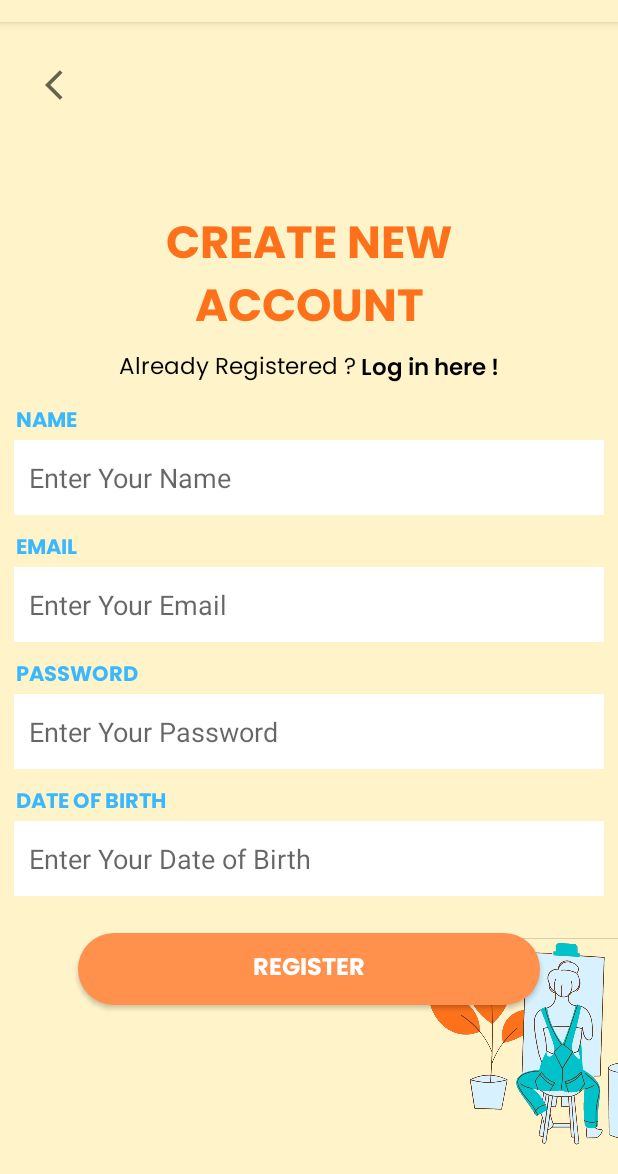
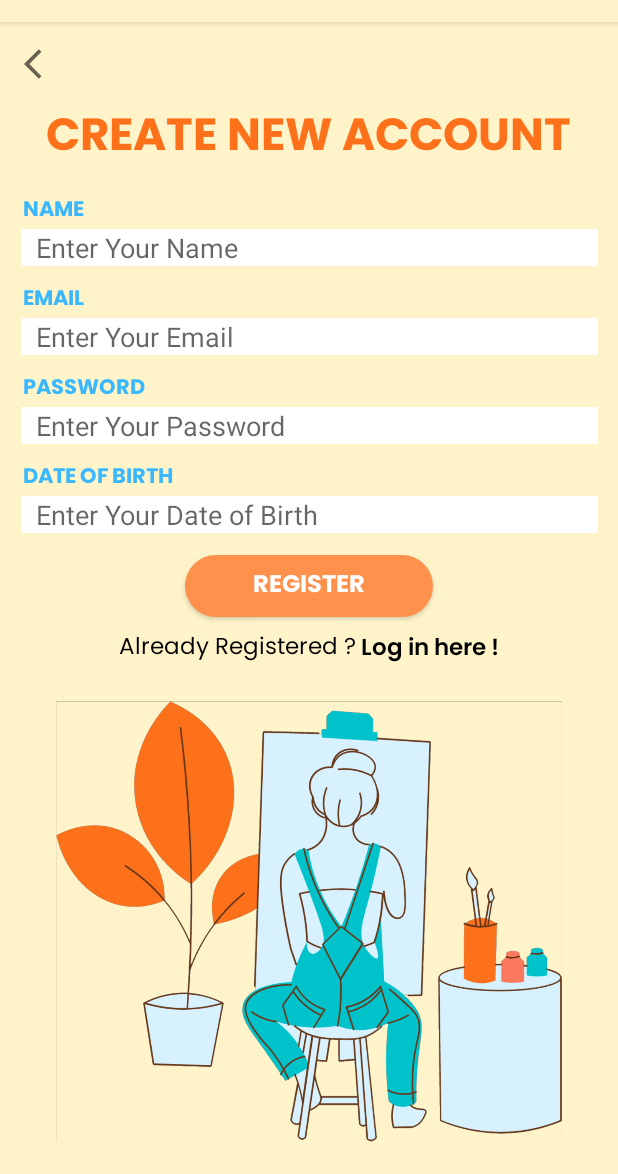
Before and after one commit to whitecrayonn/Zorinaloginregister, an Android app: the RegisterActivity screen opened directly, with no data from a screen before it, on a phone screen of 412 x 824 dp, the part 62-1236 px from its top. Run offline under Robolectric (Android 15) with nearby library versions, the phone set to English and light mode, and no system bars.

Commit message:
Revisi Layout Welcome page, Login page, Register page

```diff
--- a/app/src/main/res/layout/activity_register.xml
+++ b/app/src/main/res/layout/activity_register.xml
@@ -1,21 +1,22 @@
 <?xml version="1.0" encoding="utf-8"?>
-<RelativeLayout xmlns:android="http://schemas.android.com/apk/res/android"
+<androidx.constraintlayout.widget.ConstraintLayout xmlns:android="http://schemas.android.com/apk/res/android"
     xmlns:app="http://schemas.android.com/apk/res-auto"
     xmlns:tools="http://schemas.android.com/tools"
     android:layout_width="match_parent"
     android:layout_height="match_parent"
-    tools:context=".RegisterActivity"
     android:background="@color/primaryColor"
-    >
+    tools:context=".RegisterActivity">
 
     <ImageView
         android:id="@+id/back"
         android:layout_width="wrap_content"
         android:layout_height="wrap_content"
-        android:layout_marginLeft="30dp"
-        android:layout_marginTop="30dp"
+        android:layout_marginStart="16dp"
+        android:layout_marginTop="16dp"
+        android:onClick="ic_back"
         android:src="@drawable/ic_back"
-        android:onClick="ic_back"/>
+        app:layout_constraintStart_toStartOf="parent"
+        app:layout_constraintTop_toTopOf="parent" />
 
     <TextView
         android:id="@+id/text_header"
@@ -23,49 +24,42 @@
         android:layout_height="wrap_content"
         android:layout_below="@+id/back"
         android:layout_centerHorizontal="true"
-        android:layout_marginLeft="200dp"
-        android:layout_marginTop="70dp"
+        android:layout_marginTop="52dp"
         android:fontFamily="@font/poppinsbold"
         android:text="CREATE NEW ACCOUNT"
         android:textAlignment="center"
         android:textColor="@color/primaryfontLogRegColor"
-        android:textSize="30dp" />
+        android:textSize="30dp"
+        app:layout_constraintEnd_toEndOf="parent"
+        app:layout_constraintHorizontal_bias="0.491"
+        app:layout_constraintStart_toStartOf="parent"
+        app:layout_constraintTop_toTopOf="parent" />
 
-    <LinearLayout
-        android:layout_width="match_parent"
-        android:layout_height="wrap_content"
-        android:orientation="horizontal"
-        android:id="@+id/text_loginhere"
-        android:layout_below="@+id/text_header"
-        android:gravity="center"
-        >
-
-        <TextView
-            android:layout_width="wrap_content"
-            android:layout_height="wrap_content"
-            android:fontFamily="@font/poppinsregular"
-            android:text="Already Registered ?"
-            android:textColor="@color/black"
-            android:textSize="15sp"
-            />
-        <TextView
-            android:layout_width="wrap_content"
-            android:layout_height="wrap_content"
-            android:fontFamily="@font/poppinssemibold"
-            android:text=" Log in here !"
-            android:textColor="@color/black"
-            android:textSize="15sp"
-            />
-
-    </LinearLayout>
+    <ImageView
+        android:layout_width="0dp"
+        android:layout_height="0dp"
+        android:layout_alignParentStart="true"
+        android:layout_alignParentTop="true"
+        android:layout_alignParentEnd="true"
+        android:layout_alignParentBottom="true"
+        android:src="@drawable/womanpainting"
+        app:layout_constraintBottom_toBottomOf="parent"
+        app:layout_constraintDimensionRatio="1:1"
+        app:layout_constraintEnd_toEndOf="parent"
+        app:layout_constraintStart_toStartOf="parent"
+        app:layout_constraintTop_toBottomOf="@+id/text_loginhere" />
 
     <LinearLayout
         android:id="@+id/linearlayout1"
-        android:layout_width="match_parent"
-        android:layout_height="wrap_content"
+        android:layout_width="403dp"
+        android:layout_height="251dp"
         android:layout_below="@id/text_loginhere"
         android:orientation="vertical"
-        android:padding="9dp">
+        android:padding="9dp"
+        app:layout_constraintEnd_toEndOf="parent"
+        app:layout_constraintStart_toStartOf="parent"
+        app:layout_constraintTop_toBottomOf="@+id/text_header">
+
 
         <TextView
             android:layout_width="wrap_content"
@@ -79,7 +73,7 @@
         <EditText
             android:id="@+id/name"
             android:layout_width="match_parent"
-            android:layout_height="50dp"
+            android:layout_height="wrap_content"
             android:background="@drawable/buttonshape2"
             android:backgroundTint="@color/white"
             android:hint="Enter Your Name"
@@ -98,7 +92,7 @@
         <EditText
             android:id="@+id/email"
             android:layout_width="match_parent"
-            android:layout_height="50dp"
+            android:layout_height="wrap_content"
             android:background="@drawable/buttonshape2"
             android:backgroundTint="@color/white"
             android:hint="Enter Your Email"
@@ -117,7 +111,7 @@
         <EditText
             android:id="@+id/password"
             android:layout_width="match_parent"
-            android:layout_height="50dp"
+            android:layout_height="wrap_content"
             android:background="@drawable/buttonshape2"
             android:backgroundTint="@color/white"
             android:hint="Enter Your Password"
@@ -136,40 +130,76 @@
         <EditText
             android:id="@+id/datebirth"
             android:layout_width="match_parent"
-            android:layout_height="50dp"
+            android:layout_height="wrap_content"
             android:background="@drawable/buttonshape2"
             android:backgroundTint="@color/white"
             android:hint="Enter Your Date of Birth"
             android:paddingLeft="10dp" />
+
+    </LinearLayout>
+
+    <LinearLayout
+        android:id="@+id/text_loginhere"
+        android:layout_width="match_parent"
+        android:layout_height="wrap_content"
+        android:layout_below="@+id/text_header"
+        android:layout_marginTop="8dp"
+        android:gravity="center"
+        android:orientation="horizontal"
+        app:layout_constraintEnd_toEndOf="parent"
+        app:layout_constraintHorizontal_bias="0.0"
+        app:layout_constraintStart_toStartOf="parent"
+        app:layout_constraintTop_toBottomOf="@+id/registerbutton">
+
+        <TextView
+            android:layout_width="wrap_content"
+            android:layout_height="wrap_content"
+            android:fontFamily="@font/poppinsregular"
+            android:text="Already Registered ?"
+            android:textColor="@color/black"
+            android:textSize="15sp" />
+
+        <TextView
+            android:layout_width="wrap_content"
+            android:layout_height="wrap_content"
+            android:fontFamily="@font/poppinssemibold"
+            android:text=" Log in here !"
+            android:textColor="@color/black"
+            android:textSize="15sp" />
+
     </LinearLayout>
 
     <Button
         android:id="@+id/registerbutton"
-        android:layout_width="wrap_content"
-        android:layout_height="wrap_content"
+        android:layout_width="0dp"
+        android:layout_height="0dp"
         android:layout_below="@id/linearlayout1"
         android:layout_centerInParent="true"
-        android:layout_marginTop="15dp"
-        android:width="308dp"
+        android:width="0dp"
         android:background="@drawable/buttonshape"
         android:fontFamily="@font/poppinsbold"
         android:text="Register"
         android:textColor="@color/white"
         android:textSize="16dp"
-        />
+        app:layout_constraintDimensionRatio="4:1"
+        app:layout_constraintEnd_toEndOf="@id/guideline2"
+        app:layout_constraintHorizontal_bias="0.495"
+        app:layout_constraintStart_toStartOf="@id/guideline1"
+        app:layout_constraintTop_toBottomOf="@+id/linearlayout1" />
 
-    <ImageView
-        android:layout_width="157dp"
-        android:layout_height="164dp"
-        android:layout_alignParentStart="true"
-        android:layout_alignParentTop="true"
-        android:layout_alignParentEnd="true"
-        android:layout_alignParentBottom="true"
-        android:layout_marginStart="286dp"
-        android:layout_marginTop="579dp"
-        android:layout_marginEnd="-32dp"
-        android:layout_marginBottom="-12dp"
-        android:src="@drawable/womanpainting" />
+    <androidx.constraintlayout.widget.Guideline
+        android:id="@+id/guideline1"
+        android:layout_width="wrap_content"
+        android:layout_height="wrap_content"
+        android:orientation="vertical"
+        app:layout_constraintGuide_percent="0.30" />
+
+    <androidx.constraintlayout.widget.Guideline
+        android:id="@+id/guideline2"
+        android:layout_width="wrap_content"
+        android:layout_height="wrap_content"
+        android:orientation="vertical"
+        app:layout_constraintGuide_percent="0.70" />
 
 
-</RelativeLayout>
+</androidx.constraintlayout.widget.ConstraintLayout>
```
Also changed, not shown: app/src/main/res/layout/activity_login.xml (+46 -26 lines), app/src/main/res/layout/activity_main.xml (+49 -37 lines).
